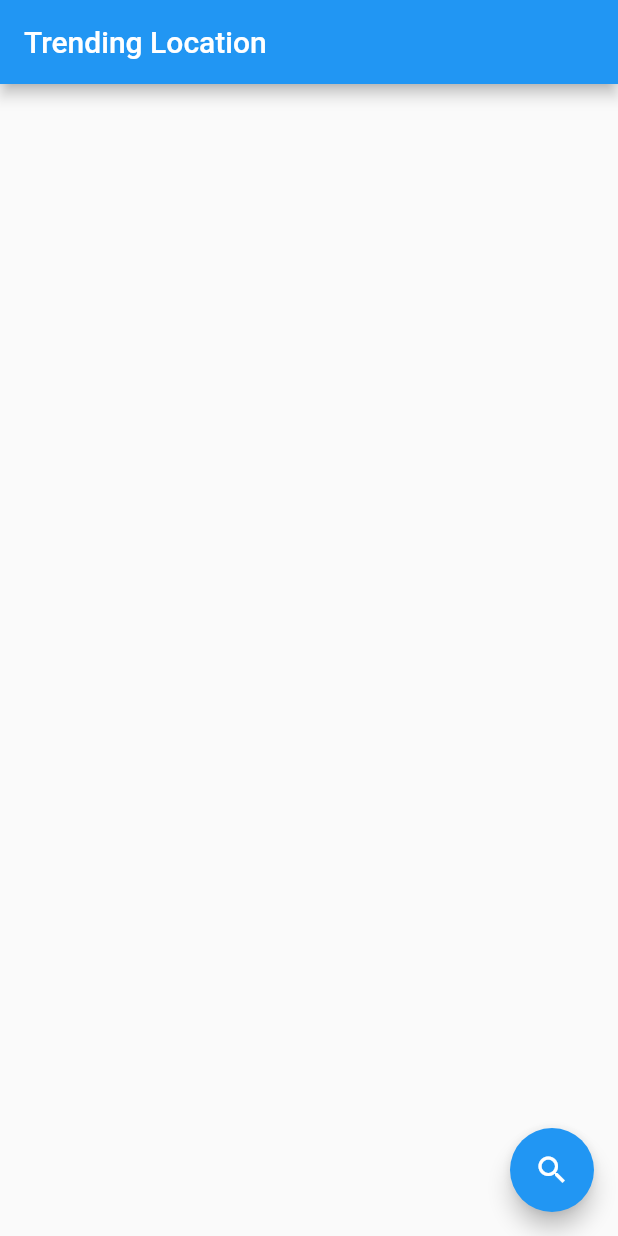
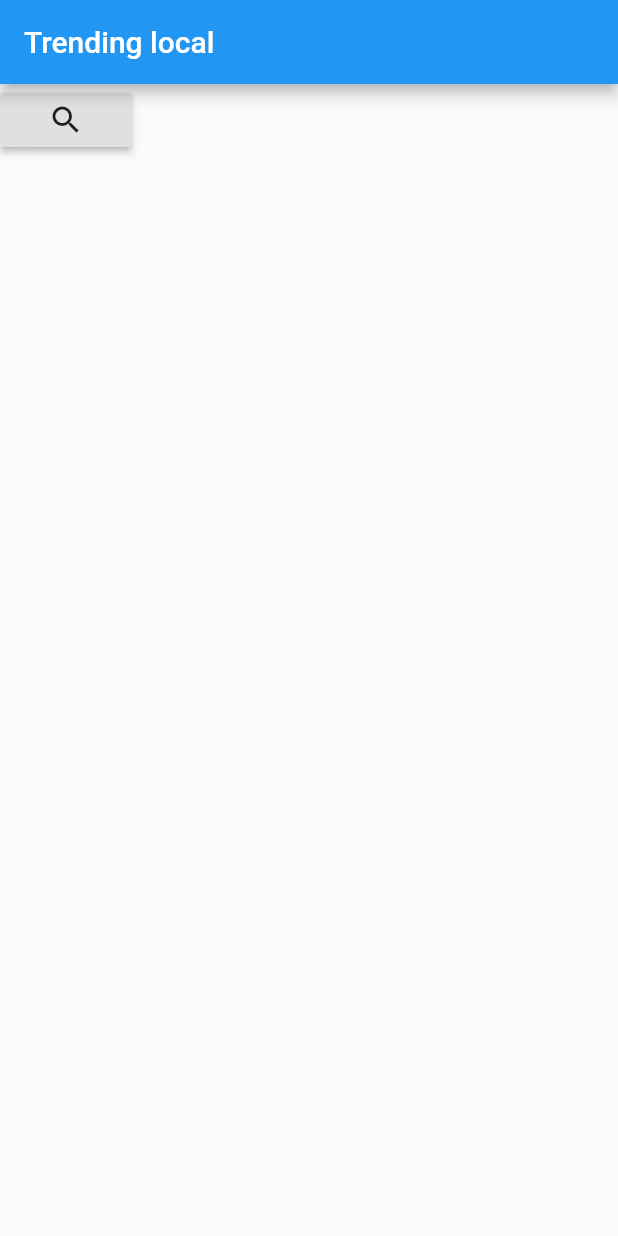
Before and after one commit to thiagomotaz/Trending_Location, a Flutter app: the screen it shows after launch, after a tap on the "search" icon, on a phone screen of 412 x 824 dp. Run offline on Flutter 3.47's test engine with Material 2 defaults, Android fonts, the phone set to English and light mode, and no system bars; missing offline and left inert: flutter_google_places, geocoder, google_maps_webservice, twitter.

```diff
--- /dev/null
+++ b/lib/TrendingTopics.dart
@@ -0,0 +1,13 @@
+class TrendingTopics{
+  String _topico;
+
+  TrendingTopics(this._topico);
+
+  String get topico => _topico;
+
+  set topico(String value) {
+    _topico = value;
+  }
+
+
+}
--- a/lib/main.dart
+++ b/lib/main.dart
@@ -3,6 +3,7 @@ import 'package:flutter/material.dart';
 import 'package:flutter_google_places/flutter_google_places.dart';
 import 'package:geocoder/geocoder.dart';
 import 'package:google_maps_webservice/places.dart';
+import 'package:trending_local/TrendingTopics.dart';
 import 'package:twitter/twitter.dart';
 import 'dart:convert';
 import 'package:http/http.dart' as http;
@@ -14,121 +15,126 @@ void main() {
   ));
 }
 
-const kGoogleApiKey = "AIzaSyAgp4bsoBVtPcoDXw1IH2wLy1b5iI-pkus";
-GoogleMapsPlaces _places = GoogleMapsPlaces(apiKey: kGoogleApiKey);
-List searchIds = List(); //necessario iniciar a lista pra n dar problema
-
-var y;
-var nome = " ";
-
 class HomePage extends StatefulWidget {
   @override
   _HomePageState createState() => _HomePageState();
 }
 
+class _HomePageState extends State<HomePage> {
+  static const kGoogleApiKey = "AIzaSyAgp4bsoBVtPcoDXw1IH2wLy1b5iI-pkus";
+  GoogleMapsPlaces _places = GoogleMapsPlaces(apiKey: kGoogleApiKey);
+  var nome = " ";
+  String url;
+  Twitter twitter = new Twitter(
+      'EAZVfcwcC8UxBj6Sa0xc3yvhF',
+      'XuS1McPPdA1EE0N7m1Jn9Nem75CNrig6t2h8czVicTUD0zOPFR',
+      '1167983090347794432-HuvseCzkG5vymCQLy1jxFXHED8plBH',
+      'VDE7K8hWLr0fLntSss60Or09EoDoyWBWriya1EC8SI3m3');
 
-class _HomePageState extends State<HomePage> {
-  _HomePageState(
-
-  );
+  double lat, long;
 
   @override
   Widget build(BuildContext context) {
     return Scaffold(
-        body: Container(
-            alignment: Alignment.center,
-            child: Scaffold(
-                floatingActionButton: FloatingActionButton(
-                  onPressed: () async {
-                    // show input autocomplete with selected mode
-                    // then get the Prediction selected
-                    Prediction p = await PlacesAutocomplete.show(
-                        context: context, apiKey: kGoogleApiKey);
-                    displayPrediction(p);
-                  },
-                  child: Icon(Icons.search),
-                  backgroundColor: Colors.blue,
-                ),
-                appBar: AppBar(
-                  title: Text("Trending Location"),
-                ),
-                body: Container(
-                  child: Column(
-                    mainAxisAlignment: MainAxisAlignment.center,
-                    crossAxisAlignment: CrossAxisAlignment.center,
-                    children: <Widget>[
-                      Text(nome),
-                      Expanded(
-                        child: ListView.builder(
-                            padding: EdgeInsets.all(30),
-                            itemCount: searchIds.length,
-                            itemBuilder: (context, indice) {
-                              return ListTile(
-                                title: Text(indice.toString()),
-                                subtitle: Text(searchIds[indice]),
-                              );
-                            }),
-                      ),
-                    ],
-                  ),
-                ))));
+      appBar: AppBar(title: Text("Trending local")),
+      body: Container(
+        child: Column(
+          children: <Widget>[
+            RaisedButton(
+              onPressed: () async {
+                Prediction p = await PlacesAutocomplete.show(
+                    context: context, apiKey: kGoogleApiKey);
+                displayPrediction(p);
+                return lista();
+              },
+              child: Icon(Icons.search),
+            ),
+          ],
+        ),
+      ),
+    );
   }
 
-  void consumirApiTwitter(double lat, double long) async {
-    Twitter twitter = new Twitter(
-        'EAZVfcwcC8UxBj6Sa0xc3yvhF',
-        'XuS1McPPdA1EE0N7m1Jn9Nem75CNrig6t2h8czVicTUD0zOPFR',
-        '1167983090347794432-HuvseCzkG5vymCQLy1jxFXHED8plBH',
-        'VDE7K8hWLr0fLntSss60Or09EoDoyWBWriya1EC8SI3m3');
+  Widget lista() {
+    FutureBuilder<List<TrendingTopics>>(
+      future: _recuperarTrendingList(),
+      builder: (context, snapshot) {
+        print("chega aqui?2");
+        switch (snapshot.connectionState) {
+          case ConnectionState.none:
+          case ConnectionState.waiting:
+            print("entrou no switch");
+            return Center(child: CircularProgressIndicator());
+            break;
+          case ConnectionState.active:
+          case ConnectionState.done:
+            if (snapshot.hasError) {
+              print("Erro ao carregar lista");
+            } else {
+              print("Lista carregada com sucesso");
+              return ListView.builder(
+                  itemCount: snapshot.data.length,
+                  itemBuilder: (context, index) {
+                    List<TrendingTopics> lista = snapshot.data;
+                    TrendingTopics t = lista[index];
 
-    var responseWoeid = await twitter.request(
+                    return ListTile(
+                      title: Text("titulo"),
+                      subtitle: Text("a"),
+                    );
+                  });
+            }
+            break;
+        }
+        return Container();
+      },
+    );
+  }
+
+  Future<int> _recoveryWOEID() async {
+    print("chamou recovery woeid");
+
+    http.Response responseWoeid = await twitter.request(
         "GET", "trends/closest.json?lat=${lat}&long=${long}");
+    var dados =
+        List<Map<String, dynamic>>.from(json.decode(responseWoeid.body));
+    var woeid = dados[0]["woeid"];
 
-    var x = List<Map<String, dynamic>>.from(json.decode(responseWoeid.body));
-    print(x[0]);
-    var woeid = x[0]["woeid"];
-    nome = "Local mais próximo com trending topics: " + x[0]["name"];
-    print(woeid);
+    return Future.value(woeid);
+  }
+
+  Future<List<TrendingTopics>> _recuperarTrendingList() async {
+    print("chamou recovery trending list");
+
+    int woeid = await _recoveryWOEID();
+    print("woeid da funcaoooo" + woeid.toString());
 
     var reponseTrendList =
-    await twitter.request("GET", "trends/place.json?id=${woeid}");
-    y = List<Map<String, dynamic>>.from(json.decode(reponseTrendList.body));
-    print(y[0]);
-    print(y[0]["trends"][2]["name"]);
-    searchIds = new List<String>();
+        await twitter.request("GET", "trends/place.json?id=${woeid}");
+    List dados =
+        List<Map<String, dynamic>>.from(json.decode(reponseTrendList.body));
+    List<TrendingTopics> trendingList = new List<TrendingTopics>();
 
-    setState(() {
-      for (int i = 0; i < y[0]["trends"].length; i++) {
-        searchIds.add(y[0]["trends"][i]["name"]);
-      }
-    });
+    for (int i = 0; i < dados[0]["trends"].length; i++) {
+      TrendingTopics t = TrendingTopics(dados[0]["trends"][i]["name"]);
+      trendingList.add(t);
+    }
+    //twitter.close();
+    print("chamou os trending lista");
 
-//    print("batata + " + y[0]["name"]);
-//    for(int i = 0; i < y.length; i++){
-//
-//    }
-
-    // var x = json.decode(response.body)["woeid"];
-    //print(x);
-//    print(woeid);
-    twitter.close();
+    return trendingList;
   }
 
   Future<Null> displayPrediction(Prediction p) async {
     if (p != null) {
       PlacesDetailsResponse detail =
-      await _places.getDetailsByPlaceId(p.placeId);
+          await _places.getDetailsByPlaceId(p.placeId);
 
       var placeId = p.placeId;
-      double lat = detail.result.geometry.location.lat;
-      double lng = detail.result.geometry.location.lng;
+      lat = detail.result.geometry.location.lat;
+      long = detail.result.geometry.location.lng;
 
       var address = await Geocoder.local.findAddressesFromQuery(p.description);
-
-      print(lat);
-      print(lng);
-      consumirApiTwitter(lat, lng);
     }
   }
-
 }
```
